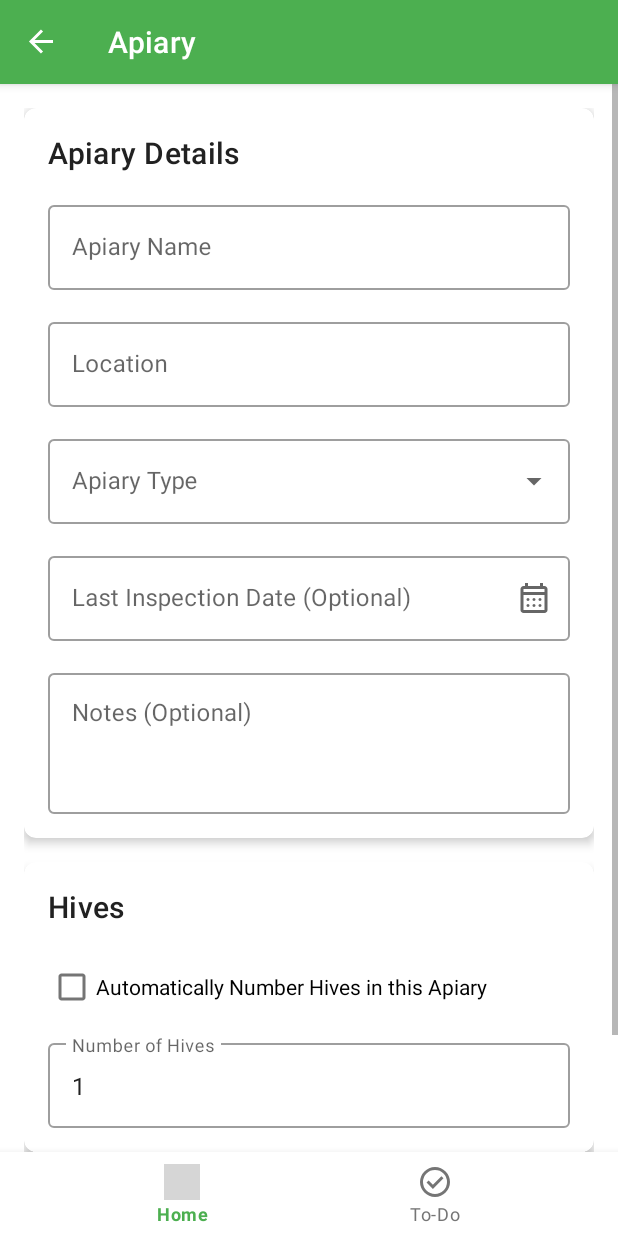
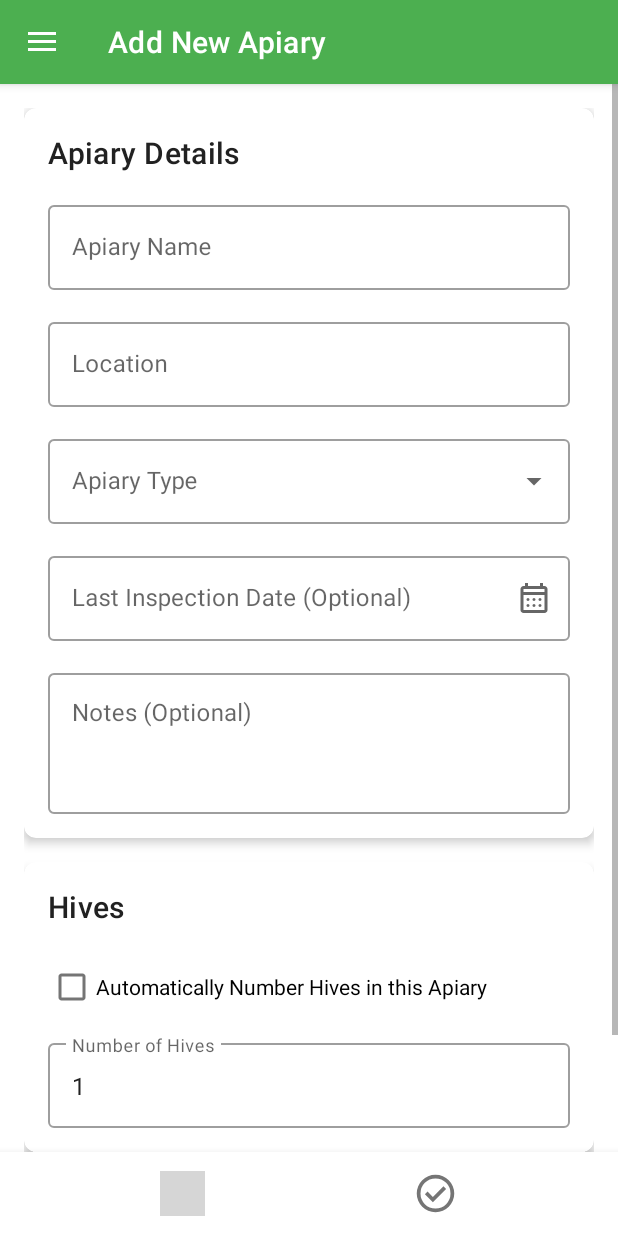
Before and after one commit to sting-software/Bees, an Android app: the AddEditApiaryFragment screen opened through its navigation route, on a phone screen of 412 x 824 dp. Run offline under Robolectric (Android 15) with nearby library versions, the phone set to English and light mode, and no system bars; our stand-ins replace Dagger/Hilt's generated code, Room's generated code, navigation-ui; grey boxes are pictures that could not be loaded.

Commit message:
it wasn't too much

```diff
--- a/app/src/main/java/com/stingsoftware/pasika/MainActivity.kt
+++ b/app/src/main/java/com/stingsoftware/pasika/MainActivity.kt
@@ -7,6 +7,7 @@ import androidx.appcompat.app.ActionBarDrawerToggle
 import androidx.appcompat.app.AppCompatActivity
 import androidx.appcompat.app.AppCompatDelegate
 import androidx.appcompat.widget.SwitchCompat
+import androidx.core.os.LocaleListCompat // <-- IMPORT ADDED
 import androidx.core.view.ViewCompat
 import androidx.core.view.WindowCompat
 import androidx.core.view.WindowInsetsCompat
@@ -20,7 +21,6 @@ import com.google.android.material.dialog.MaterialAlertDialogBuilder
 import com.google.android.material.navigation.NavigationView
 import com.stingsoftware.pasika.databinding.ActivityMainBinding
 import dagger.hilt.android.AndroidEntryPoint
-import java.util.Locale
 
 @AndroidEntryPoint
 class MainActivity : AppCompatActivity() {
@@ -45,33 +45,20 @@ class MainActivity : AppCompatActivity() {
             .findFragmentById(R.id.nav_host_fragment) as NavHostFragment
         navController = navHostFragment.navController
 
-        appBarConfiguration = AppBarConfiguration(
-            setOf(R.id.homeFragment, R.id.todoListFragment),
-            drawerLayout
-        )
-        NavigationUI.setupWithNavController(binding.toolbar, navController, appBarConfiguration)
-
         toggle = ActionBarDrawerToggle(
             this,
             drawerLayout,
             binding.toolbar,
-            R.string.action_open,
-            R.string.action_close
+            R.string.drawer_open,
+            R.string.drawer_close
         )
         drawerLayout.addDrawerListener(toggle)
         toggle.syncState()
 
-        navController.addOnDestinationChangedListener { _, destination, arguments ->
-            var title = destination.label.toString()
-            if (arguments != null) {
-                val regex = "\\{(.*?)\\}".toRegex()
-                title = regex.replace(title) {
-                    val argName = it.groupValues[1]
-                    arguments.get(argName)?.toString() ?: ""
-                }
-            }
-            supportActionBar?.title = title
-        }
+        val topLevelDestinations = navController.graph.map { it.id }.toSet()
+        appBarConfiguration = AppBarConfiguration(topLevelDestinations, drawerLayout)
+        NavigationUI.setupWithNavController(binding.toolbar, navController, appBarConfiguration)
+
 
         binding.bottomNavigation.setOnItemSelectedListener { item ->
             if (item.itemId == R.id.homeFragment) {
@@ -154,15 +141,19 @@ class MainActivity : AppCompatActivity() {
         }
     }
 
+    // THIS FUNCTION IS NOW FIXED
     private fun showLanguageSelectionDialog() {
         MaterialAlertDialogBuilder(this)
             .setTitle(getString(R.string.title_language_dialog))
             .setItems(arrayOf("English", "Українська")) { _, which ->
                 val selectedLanguage = if (which == 0) "en" else "uk"
-                setLocale(selectedLanguage)
+
+                val appLocale = LocaleListCompat.forLanguageTags(selectedLanguage)
+                AppCompatDelegate.setApplicationLocales(appLocale)
+
                 val sharedPrefs = getSharedPreferences("app_settings", MODE_PRIVATE)
                 with(sharedPrefs.edit()) {
-                    putString("language", selectedLanguage)
+                    putString("language_code", selectedLanguage) // Use correct key
                     apply()
                 }
                 recreate()
@@ -184,12 +175,4 @@ class MainActivity : AppCompatActivity() {
             appBarConfiguration
         ) || super.onSupportNavigateUp()
     }
-
-    private fun setLocale(language: String) {
-        val locale = Locale(language)
-        Locale.setDefault(locale)
-        val config = resources.configuration
-        config.setLocale(locale)
-        resources.updateConfiguration(config, resources.displayMetrics)
-    }
 }
--- a/app/src/main/java/com/stingsoftware/pasika/ui/inspectionlist/InspectionAdapter.kt
+++ b/app/src/main/java/com/stingsoftware/pasika/ui/inspectionlist/InspectionAdapter.kt
@@ -39,7 +39,9 @@ class InspectionAdapter(
         fun bind(inspection: Inspection) {
             // Format and display inspection date
             val formatter = SimpleDateFormat("dd/MM/yyyy HH:mm", Locale.getDefault()) // Include time for inspections
-            binding.textViewInspectionDate.text = itemView.context.getString(R.string.hint_inspection_date, formatter.format(Date(inspection.inspectionDate)))
+            val dateLabel = itemView.context.getString(R.string.hint_inspection_date)
+            val formattedDate = formatter.format(Date(inspection.inspectionDate))
+            binding.textViewInspectionDate.text = "$dateLabel: $formattedDate"
 
             // Queen Cells Present & Count
             if (inspection.queenCellsPresent == true) {
--- a/app/src/main/res/layout/activity_main.xml
+++ b/app/src/main/res/layout/activity_main.xml
@@ -1,6 +1,5 @@
 <?xml version="1.0" encoding="utf-8"?>
-<androidx.drawerlayout.widget.DrawerLayout
-    xmlns:android="http://schemas.android.com/apk/res/android"
+<androidx.drawerlayout.widget.DrawerLayout xmlns:android="http://schemas.android.com/apk/res/android"
     xmlns:app="http://schemas.android.com/apk/res-auto"
     xmlns:tools="http://schemas.android.com/tools"
     android:id="@+id/drawer_layout"
@@ -19,9 +18,9 @@
             android:layout_width="0dp"
             android:layout_height="wrap_content"
             android:theme="@style/ThemeOverlay.AppCompat.Dark.ActionBar"
-            app:layout_constraintTop_toTopOf="parent"
+            app:layout_constraintEnd_toEndOf="parent"
             app:layout_constraintStart_toStartOf="parent"
-            app:layout_constraintEnd_toEndOf="parent">
+            app:layout_constraintTop_toTopOf="parent">
 
             <com.google.android.material.appbar.MaterialToolbar
                 android:id="@+id/toolbar"
@@ -46,12 +45,13 @@
 
         <com.google.android.material.bottomnavigation.BottomNavigationView
             android:id="@+id/bottom_navigation"
+            style="@style/BottomNav.Custom"
             android:layout_width="0dp"
             android:layout_height="wrap_content"
             android:layout_gravity="bottom"
             app:itemIconTint="@color/bottom_nav_item_color"
             app:itemTextColor="@color/bottom_nav_item_color"
-            app:labelVisibilityMode="labeled"
+            app:labelVisibilityMode="unlabeled"
             app:layout_constraintBottom_toBottomOf="parent"
             app:layout_constraintEnd_toEndOf="parent"
             app:layout_constraintStart_toStartOf="parent"
--- a/app/src/main/res/layout/fragment_add_edit_apiary.xml
+++ b/app/src/main/res/layout/fragment_add_edit_apiary.xml
@@ -197,6 +197,14 @@
             android:layout_marginTop="24dp"
             android:orientation="horizontal">
             <com.google.android.material.button.MaterialButton
+                android:id="@+id/button_save_apiary"
+                style="@style/Widget.MaterialComponents.Button.UnelevatedButton"
+                android:layout_width="0dp"
+                android:layout_height="wrap_content"
+                android:layout_marginStart="8dp"
+                android:layout_weight="1"
+                android:text="@string/action_save" />
+            <com.google.android.material.button.MaterialButton
                 android:id="@+id/button_cancel"
                 style="@style/Widget.MaterialComponents.Button.TextButton"
                 android:layout_width="0dp"
@@ -204,14 +212,7 @@
                 android:layout_marginEnd="8dp"
                 android:layout_weight="1"
                 android:text="@string/action_cancel" />
-            <com.google.android.material.button.MaterialButton
-                android:id="@+id/button_save_apiary"
-                style="@style/Widget.MaterialComponents.Button.UnelevatedButton"
-                android:layout_width="0dp"
-                android:layout_height="wrap_content"
-                android:layout_marginStart="8dp"
-                android:layout_weight="1"
-                android:text="@string/action_save" />
+
         </LinearLayout>
 
     </LinearLayout>
--- a/app/src/main/res/layout/fragment_add_edit_task.xml
+++ b/app/src/main/res/layout/fragment_add_edit_task.xml
@@ -5,7 +5,7 @@
     xmlns:tools="http://schemas.android.com/tools"
     android:layout_width="match_parent"
     android:layout_height="match_parent"
-    tools:context=".ui.todo.AddEditTaskFragment">
+    tools:context="todo.AddEditTaskFragment">
 
     <androidx.constraintlayout.widget.ConstraintLayout
         android:layout_width="match_parent"
--- a/app/src/main/res/layout/fragment_bulk_edit_hive.xml
+++ b/app/src/main/res/layout/fragment_bulk_edit_hive.xml
@@ -225,7 +225,7 @@
             android:id="@+id/button_save_bulk_edit"
             android:layout_width="0dp"
             android:layout_height="wrap_content"
-            android:text="@string/action_apply_changes"
+            android:text="@string/action_save"
             android:layout_marginTop="32dp"
             android:layout_marginEnd="8dp"
             app:layout_constraintTop_toBottomOf="@id/text_input_layout_hive_notes"
--- a/app/src/main/res/layout/fragment_todo_list.xml
+++ b/app/src/main/res/layout/fragment_todo_list.xml
@@ -5,7 +5,7 @@
     xmlns:tools="http://schemas.android.com/tools"
     android:layout_width="match_parent"
     android:layout_height="match_parent"
-    tools:context=".ui.todo.TodoListFragment">
+    tools:context="todo.TodoListFragment">
 
     <androidx.recyclerview.widget.RecyclerView
         android:id="@+id/recycler_view_tasks"
--- a/app/src/main/res/menu/bottom_nav_menu.xml
+++ b/app/src/main/res/menu/bottom_nav_menu.xml
@@ -1,5 +1,6 @@
 <?xml version="1.0" encoding="utf-8"?>
 <menu xmlns:android="http://schemas.android.com/apk/res/android">
+
     <item
         android:id="@+id/homeFragment"
         android:icon="@drawable/ic_home"
--- a/app/src/main/res/navigation/nav_graph.xml
+++ b/app/src/main/res/navigation/nav_graph.xml
@@ -88,7 +88,7 @@
     <fragment
         android:id="@+id/bulkEditHiveFragment"
         android:name="com.stingsoftware.pasika.ui.bulkedit.BulkEditHiveFragment"
-        android:label="Bulk Edit Hives"
+        android:label="@string/title_bulk_edit_hives"
         tools:layout="@layout/fragment_bulk_edit_hive">
         <argument
             android:name="hiveIds"
@@ -98,7 +98,7 @@
     <fragment
         android:id="@+id/inspectionListFragment"
         android:name="com.stingsoftware.pasika.ui.inspectionlist.InspectionListFragment"
-        android:label="Inspections for Hive #{hiveNumber}"
+        android:label="string/title_inspections_for_hive"
         tools:layout="@layout/fragment_inspection_list">
         <argument
             android:name="hiveId"
@@ -132,8 +132,8 @@
 
     <fragment
         android:id="@+id/bulkEditApiaryFragment"
-        android:name="com.stingsoftware.pasika.ui.BulkEditApiaryFragment"
-        android:label="Bulk Edit Apiaries"
+        android:name="com.stingsoftware.pasika.ui.bulkedit.BulkEditApiaryFragment"
+        android:label="@string/title_bulk_edit_apiaries"
         tools:layout="@layout/fragment_bulk_edit_apiary">
         <argument
             android:name="apiaryIds"
@@ -143,7 +143,7 @@
     <fragment
         android:id="@+id/todoListFragment"
         android:name="com.stingsoftware.pasika.todo.TodoListFragment"
-        android:label="To-Do List"
+        android:label="@string/to_do"
         tools:layout="@layout/fragment_todo_list">
         <action
             android:id="@+id/action_todoListFragment_to_addEditTaskFragment"
--- a/app/src/main/res/values-night/themes.xml
+++ b/app/src/main/res/values-night/themes.xml
@@ -45,4 +45,8 @@
 
     <!-- The main theme for your application, inheriting from the base. -->
     <style name="Theme.Pasika" parent="Base.Theme.Pasika" />
+
+    <style name="BottomNav.Custom" parent="Widget.MaterialComponents.BottomNavigationView">
+        <item name="itemIconSize">@dimen/bottom_nav_icon_size</item>
+    </style>
 </resources>
--- /dev/null
+++ b/app/src/main/res/values/dimens.xml
@@ -0,0 +1,4 @@
+<?xml version="1.0" encoding="utf-8"?>
+<resources>
+    <dimen name="bottom_nav_icon_size">30dp</dimen>
+</resources>
--- a/app/src/main/res/values/strings.xml
+++ b/app/src/main/res/values/strings.xml
@@ -330,5 +330,7 @@
     <string name="error_import_failed">Import failed. Invalid file or format.</string>
 
     <string name="title_hives">Hives</string>
+    <string name="drawer_open">Open navigation drawer</string>
+    <string name="drawer_close">Close navigation drawer</string>
 
 </resources>
--- a/app/src/main/res/values/themes.xml
+++ b/app/src/main/res/values/themes.xml
@@ -34,4 +34,8 @@
 
     <!-- The main theme for your application, inheriting from the base. -->
     <style name="Theme.Pasika" parent="Base.Theme.Pasika" />
+
+    <style name="BottomNav.Custom" parent="Widget.MaterialComponents.BottomNavigationView">
+        <item name="itemIconSize">@dimen/bottom_nav_icon_size</item>
+    </style>
 </resources>
```
Also changed, not shown: app/src/main/java/com/stingsoftware/pasika/ui/bulkedit/BulkEditApiaryFragment.kt (renamed from app/src/main/java/com/stingsoftware/pasika/ui/BulkEditApiaryFragment.kt, +4 -3 lines), app/src/main/res/layout/fragment_add_edit_hive.xml (+4 -4 lines), 1 other file.
